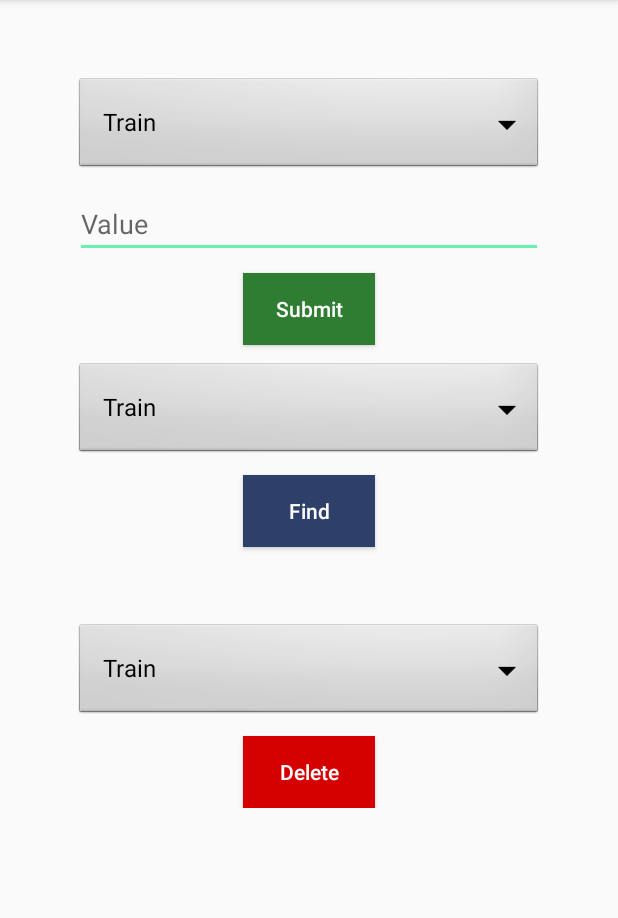
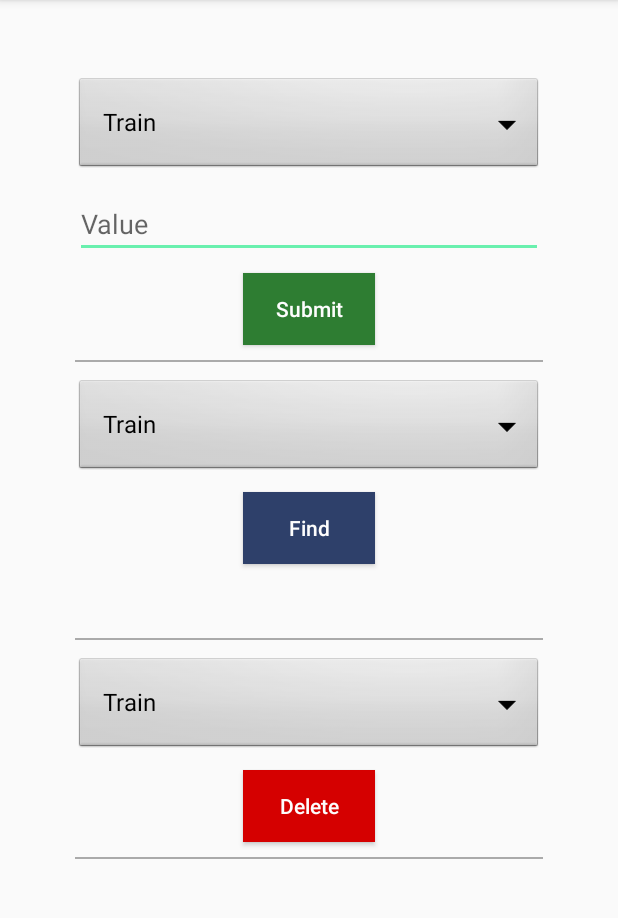
Before and after one commit to BiAtoms/PrefsHandler, an Android app: the screen it shows after launch (MainActivity), on a phone screen of 412 x 824 dp, the part 84-1002 px from its top. Run offline under Robolectric (Android 15) with nearby library versions, the phone set to English and light mode, and no system bars; our stand-ins replace ButterKnife.

Commit message:
Added screenshots folder

```diff
--- a/app/build.gradle
+++ b/app/build.gradle
@@ -25,7 +25,7 @@ dependencies {
         exclude group: 'com.android.support', module: 'support-annotations'
     })
     compile 'com.jakewharton:butterknife:8.5.1'
-    compile 'com.github.emiraslan:SharedPreferencesManager:v1.0.3'
+    compile 'com.github.emiraslan:SharedPreferencesManager:v1.0.1'
 
     annotationProcessor 'com.jakewharton:butterknife-compiler:8.5.1'
     compile 'com.android.support:appcompat-v7:25.2.0'
--- a/app/src/main/java/com/sampleApp/MainActivity.java
+++ b/app/src/main/java/com/sampleApp/MainActivity.java
@@ -79,6 +79,8 @@ public class MainActivity extends AppCompatActivity {
         String result = value.getText().toString();
         if (!result.equals("")) {
             sharedPreferencesManager.setValue(spnrKeys.getSelectedItem().toString(), value.getText().toString());
+            Toast.makeText(this, "Saved Successfully", Toast.LENGTH_LONG).show();
+
             return;
         }
         Toast.makeText(this, "Cannot be blank", Toast.LENGTH_LONG).show();
@@ -102,6 +104,8 @@ public class MainActivity extends AppCompatActivity {
     @OnClick(R.id.btn_delete_main)
     public void delete(View view) {
         sharedPreferencesManager.clearData(spnrDeleteKeys.getSelectedItem().toString());
+        Toast.makeText(this, "Cleared Successfully", Toast.LENGTH_LONG).show();
+
     }
 
 
--- a/app/src/main/res/layout/activity_main.xml
+++ b/app/src/main/res/layout/activity_main.xml
@@ -36,6 +36,12 @@
             android:textColor="@color/submit_button_txt"
             android:textSize="@dimen/default_text_size" />
 
+        <View
+            android:layout_width="match_parent"
+            android:layout_height="1dp"
+            android:layout_marginTop="10dp"
+            android:background="#aaa" />
+
 
         <Spinner
             android:id="@+id/spnr_find_keys_main"
@@ -57,6 +63,7 @@
             android:textColor="@color/find_button_txt"
             android:textSize="@dimen/default_text_size" />
 
+
         <TextView
             android:id="@+id/txt_found_main"
             android:layout_width="wrap_content"
@@ -64,6 +71,12 @@
             android:layout_gravity="center"
             android:layout_marginTop="20dp"
             android:textSize="@dimen/default_text_size" />
+
+        <View
+            android:layout_width="match_parent"
+            android:layout_height="1dp"
+            android:layout_marginTop="10dp"
+            android:background="#aaa" />
 
 
         <Spinner
@@ -87,5 +100,11 @@
             android:textSize="@dimen/default_text_size" />
 
 
+        <View
+            android:layout_width="match_parent"
+            android:layout_height="1dp"
+            android:layout_marginTop="10dp"
+            android:background="#aaa" />
+
     </LinearLayout>
 </ScrollView>
```
Also changed, not shown: 1 other file.
